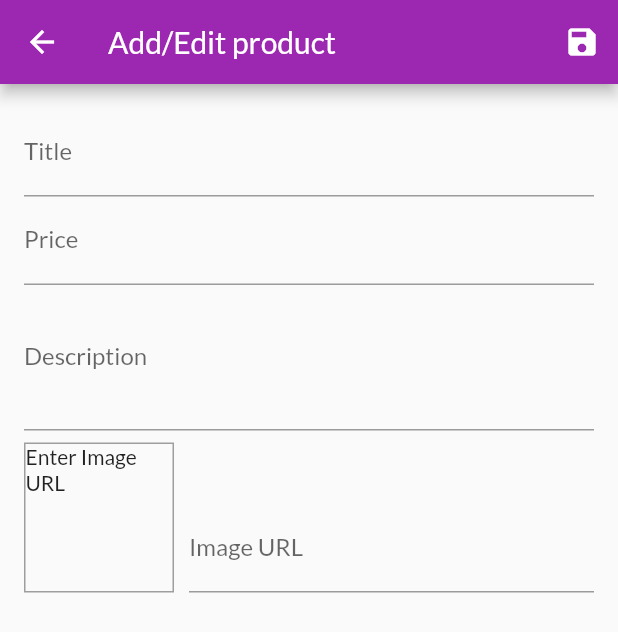
After one commit to earGO/flutter_shop_app, a Flutter app: the UserProducts screen opened by its route, after a tap on the "add" icon, on a phone screen of 412 x 824 dp. The commit adds this screen. Shown: the top 632 px of the screen. Run offline on Flutter 3.47's test engine with Material 2 defaults, Android fonts, the phone set to English and light mode, and no system bars; network calls fail.

Commit message:
done adding product

```diff
--- a/lib/main.dart
+++ b/lib/main.dart
@@ -1,17 +1,21 @@
 import 'package:flutter/material.dart';
 import 'package:flutter_complete_guide/provider/orders.dart';
+import 'package:flutter_complete_guide/screens/user_products.dart';
 import 'package:provider/provider.dart';
 
 import './screens/products_overview_screen.dart';
 import './screens/product_detail_screen.dart';
 import './screens/cart_screen.dart';
 import './screens/orders_screen.dart';
+import './screens/edit_product.dart';
 import './provider/products_provider.dart';
 import './provider/cart.dart';
 
 void main() => runApp(MyApp());
 
 class MyApp extends StatelessWidget {
+
+
   @override
   Widget build(BuildContext context) {
     return MultiProvider(
@@ -38,6 +42,8 @@ class MyApp extends StatelessWidget {
             ProductDetailScreen.routeName: (ctx) => ProductDetailScreen(),
             CartScreen.routeName: (ctx) => CartScreen(),
             OrdersScreen.routeName: (ctx) => OrdersScreen(),
+            UserProducts.routeName:(ctx)=>UserProducts(),
+            EditProduct.routeName:(ctx)=>EditProduct(),
           }),
     );
   }
--- a/lib/provider/products_provider.dart
+++ b/lib/provider/products_provider.dart
@@ -45,13 +45,20 @@ class ProductsProvider with ChangeNotifier {
     return [..._items];
   }
 
-  void addProduct(Product value) {
-    _items.add(value);
+  void addProduct(Product product) {
+    final newProduct = Product(
+      id: product.id,
+      title: product.title,
+      description: product.description,
+      imageUrl: product.imageUrl,
+      price: product.price,
+    );
+    _items.add(newProduct);
     notifyListeners();
   }
 
-  List<Product> get favoriteItems{
-    return _items.where((product)=>product.isFavorite).toList();
+  List<Product> get favoriteItems {
+    return _items.where((product) => product.isFavorite).toList();
   }
 
   Product findProductById(String productId) {
--- /dev/null
+++ b/lib/screens/edit_product.dart
@@ -0,0 +1,232 @@
+import 'package:flutter/material.dart';
+import 'package:provider/provider.dart';
+import '../provider/product.dart';
+import '../provider/products_provider.dart';
+
+class EditProduct extends StatefulWidget {
+  static const routeName = '/edit-product';
+  @override
+  _EditProductState createState() => _EditProductState();
+}
+
+class _EditProductState extends State<EditProduct> {
+  final _priceFocusNode = FocusNode();
+  final _descriptionFocuNode = FocusNode();
+  final _imageUrlController = TextEditingController();
+  final _imageUrlFocusNode = FocusNode();
+  final _formGlobalKey = GlobalKey<FormState>();
+  var _newUserProduct = Product(
+    id: DateTime.now().toString(),
+    title: '',
+    imageUrl: '',
+    price: 0.0,
+    description: '',
+    isFavorite: false,
+  );
+
+  @override
+  void initState() {
+    super.initState();
+    _imageUrlFocusNode.addListener(_updateImageUrl);
+  }
+
+  @override
+  void dispose() {
+    super.dispose();
+    _imageUrlFocusNode.removeListener(_updateImageUrl);
+    _priceFocusNode.dispose();
+    _descriptionFocuNode.dispose();
+    _imageUrlController.dispose();
+    _imageUrlFocusNode.dispose();
+  }
+
+  void _updateImageUrl() {
+    if (_imageUrlFocusNode.hasFocus) {
+      var url = _imageUrlController.text;
+      if (!url.isEmpty ||
+          url.startsWith('http') ||
+          url.startsWith('https') ||
+          (!url.endsWith('.png') &&
+              !url.endsWith('.jpg') &&
+              !url.endsWith('.jpeg'))) {
+        setState(() {});
+      }
+    }
+  }
+
+  void _saveForm() {
+    if (_formGlobalKey.currentState.validate()) {
+      _formGlobalKey.currentState.save();
+      Provider.of<ProductsProvider>(context).addProduct(_newUserProduct);
+    }
+  }
+
+  @override
+  Widget build(BuildContext context) {
+    return Scaffold(
+      appBar: AppBar(
+        title: Text('Add/Edit product'),
+        actions: <Widget>[
+          IconButton(
+            icon: Icon(Icons.save),
+            onPressed: () {
+              _saveForm();
+              Navigator.of(context).pop();
+            },
+          ),
+        ],
+      ),
+      body: Padding(
+        padding: const EdgeInsets.all(16.0),
+        child: Form(
+          key: _formGlobalKey,
+          child: ListView(
+            children: <Widget>[
+              TextFormField(
+                decoration: InputDecoration(labelText: 'Title'),
+                textInputAction: TextInputAction.next,
+                onFieldSubmitted: (value) {
+                  FocusScope.of(context).requestFocus(_priceFocusNode);
+                },
+                validator: (value) {
+                  if (value.isEmpty) {
+                    return 'Please provide a product title.';
+                  }
+                  return null;
+                },
+                onSaved: (value) => {
+                  _newUserProduct = Product(
+                    title: value,
+                    price: _newUserProduct.price,
+                    description: _newUserProduct.description,
+                    id: _newUserProduct.id,
+                    imageUrl: _newUserProduct.imageUrl,
+                    isFavorite: false,
+                  )
+                },
+              ),
+              TextFormField(
+                decoration: InputDecoration(labelText: 'Price'),
+                textInputAction: TextInputAction.next,
+                keyboardType: TextInputType.number,
+                focusNode: _priceFocusNode,
+                onFieldSubmitted: (value) {
+                  FocusScope.of(context).requestFocus(_descriptionFocuNode);
+                },
+                validator: (value) {
+                  if (value.isEmpty) {
+                    return 'Please enter a price';
+                  }
+                  if (double.tryParse(value) == null) {
+                    return 'Please enter a valid number';
+                  }
+                  if (double.parse(value) <= 0) {
+                    return 'Please enter a number greater than zero.';
+                  }
+                  return null;
+                },
+                onSaved: (value) => {
+                  _newUserProduct = Product(
+                    title: _newUserProduct.title,
+                    price: double.parse(value),
+                    description: _newUserProduct.description,
+                    id: _newUserProduct.id,
+                    imageUrl: _newUserProduct.imageUrl,
+                    isFavorite: false,
+                  )
+                },
+              ),
+              TextFormField(
+                decoration: InputDecoration(labelText: 'Description'),
+                maxLines: 3,
+                keyboardType: TextInputType.multiline,
+                focusNode: _descriptionFocuNode,
+                validator: (value) {
+                  if (value.isEmpty) {
+                    return 'Please provide a product description.';
+                  }
+                  if (value.length < 10) {
+                    return 'Please provide more detailed description.';
+                  }
+                  return null;
+                },
+                onSaved: (value) => {
+                  _newUserProduct = Product(
+                    title: _newUserProduct.title,
+                    price: _newUserProduct.price,
+                    description: value,
+                    id: _newUserProduct.id,
+                    imageUrl: _newUserProduct.imageUrl,
+                    isFavorite: false,
+                  )
+                },
+              ),
+              Row(
+                crossAxisAlignment: CrossAxisAlignment.end,
+                children: <Widget>[
+                  Container(
+                    width: 100,
+                    height: 100,
+                    margin: EdgeInsets.only(top: 8, right: 10),
+                    decoration: BoxDecoration(
+                      border: Border.all(
+                        width: 1,
+                        color: Colors.grey,
+                      ),
+                    ),
+                    child: Container(
+                      child: _imageUrlController.text.isEmpty
+                          ? Text('Enter Image URL')
+                          : FittedBox(
+                              child: Image.network(_imageUrlController.text),
+                              fit: BoxFit.cover,
+                            ),
+                    ),
+                  ),
+                  Expanded(
+                    child: TextFormField(
+                      decoration: InputDecoration(labelText: 'Image URL'),
+                      keyboardType: TextInputType.url,
+                      textInputAction: TextInputAction.done,
+                      controller: _imageUrlController,
+                      focusNode: _imageUrlFocusNode,
+                      onFieldSubmitted: (_) {
+                        _saveForm();
+                        Navigator.of(context).pop();
+                      },
+                      validator: (value) {
+                        if (value.isEmpty) {
+                          return 'Please provide a product image URL.';
+                        }
+                        if (!value.startsWith('http') ||
+                            !value.startsWith('https')) {
+                          return 'Please provide a valid URL.';
+                        }
+                        if (!value.endsWith('.png') &&
+                            !value.endsWith('.jpg') &&
+                            !value.endsWith('.jpeg')) {
+                          return 'Please provide a valid URL.';
+                        }
+                        return null;
+                      },
+                      onSaved: (value) => {
+                        _newUserProduct = Product(
+                          title: _newUserProduct.title,
+                          price: _newUserProduct.price,
+                          description: _newUserProduct.description,
+                          id: _newUserProduct.id,
+                          imageUrl: value,
+                          isFavorite: false,
+                        )
+                      },
+                    ),
+                  ),
+                ],
+              )
+            ],
+          ),
+        ),
+      ),
+    );
+  }
+}
--- /dev/null
+++ b/lib/screens/user_products.dart
@@ -0,0 +1,38 @@
+import 'package:flutter/material.dart';
+import 'package:flutter_complete_guide/screens/edit_product.dart';
+import 'package:provider/provider.dart';
+import '../provider/products_provider.dart';
+import '../widgets/user_product_item.dart';
+
+class UserProducts extends StatelessWidget {
+
+  static const routeName = '/user-orders';
+
+  @override
+  Widget build(BuildContext context) {
+    final productsData = Provider.of<ProductsProvider>(context);
+    return Scaffold(
+      appBar: AppBar(
+        title: const Text('Your products'),
+        actions: <Widget>[
+          IconButton(
+            icon: const Icon(Icons.add),
+            onPressed: () {
+              Navigator.of(context).pushNamed(EditProduct.routeName);
+            },
+          ),
+        ],
+      ),
+      body: Padding(
+        padding: EdgeInsets.all(8),
+        child: ListView.builder(
+          itemCount: productsData.items.length,
+          itemBuilder: (ctx, i) => UserProductItem(
+            title: productsData.items[i].title,
+            imageUrl: productsData.items[i].imageUrl,
+          ),
+        ),
+      ),
+    );
+  }
+}
--- a/lib/widgets/app_drawer.dart
+++ b/lib/widgets/app_drawer.dart
@@ -1,5 +1,6 @@
 import 'package:flutter/material.dart';
 import 'package:flutter_complete_guide/screens/orders_screen.dart';
+import '../screens/user_products.dart';
 
 class AppDrawer extends StatelessWidget {
   @override
@@ -27,6 +28,14 @@ class AppDrawer extends StatelessWidget {
               Navigator.of(context).pushReplacementNamed(OrdersScreen.routeName);
             },
           ),
+          Divider(),
+          ListTile(
+            leading: Icon(Icons.edit),
+            title: Text('Manage products'),
+            onTap: (){
+              Navigator.of(context).pushReplacementNamed(UserProducts.routeName);
+            },
+          ),
         ],
       ),
     );
--- /dev/null
+++ b/lib/widgets/user_product_item.dart
@@ -0,0 +1,35 @@
+import 'package:flutter/material.dart';
+
+class UserProductItem extends StatelessWidget {
+  final String title;
+  final String imageUrl;
+
+  UserProductItem({this.title, this.imageUrl});
+
+  @override
+  Widget build(BuildContext context) {
+    return ListTile(
+      title: Text(title),
+      leading: CircleAvatar(
+        backgroundImage: NetworkImage(imageUrl),
+      ),
+      trailing: Container(
+        width:105,
+        child: Row(
+          children: <Widget>[
+            IconButton(
+              icon: Icon(Icons.edit),
+              onPressed: () {},
+              color: Theme.of(context).primaryColorDark,
+            ),
+            IconButton(
+              icon: Icon(Icons.delete),
+              onPressed: () {},
+              color: Theme.of(context).errorColor,
+            ),
+          ],
+        ),
+      ),
+    );
+  }
+}
```
